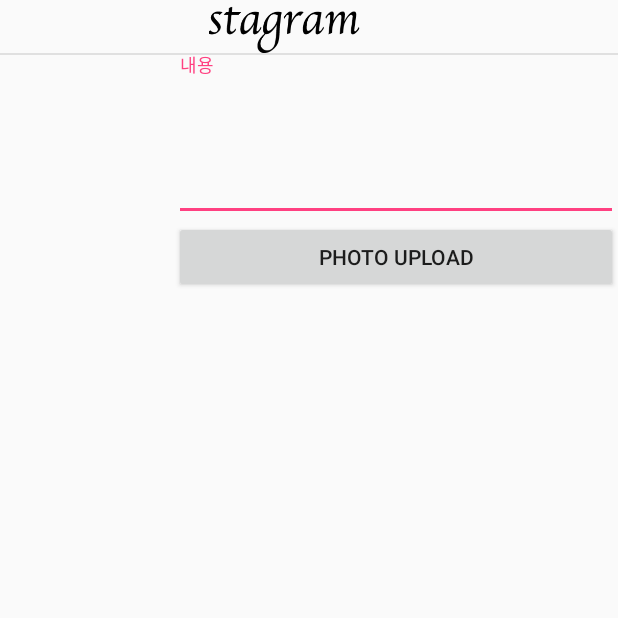
After one commit to ts3083/Stagram_f, an Android app: the AddPhotoActivity screen opened directly, with no data from a screen before it, on a phone screen of 412 x 824 dp, the top half of it. The commit adds this screen. Run offline under Robolectric (Android 15) with nearby library versions, the phone set to English and light mode, and no system bars.

Commit message:
사진 업로드 페이지 UI 완성

```diff
--- a/app/build.gradle
+++ b/app/build.gradle
@@ -41,9 +41,10 @@ dependencies {
     implementation 'androidx.appcompat:appcompat:1.4.1'
     implementation 'com.google.android.material:material:1.5.0'
     implementation 'androidx.constraintlayout:constraintlayout:2.1.3'
-    implementation 'com.google.firebase:firebase-auth:19.2.0'
-    implementation 'com.google.android.gms:play-services-auth:20.0.1'
-    testImplementation 'junit:junit:4.+'
+    implementation 'com.google.firebase:firebase-auth:21.0.1'
+    implementation 'com.google.firebase:firebase-storage:20.0.0'
+    implementation 'com.google.android.gms:play-services-auth:20.1.0'
+    testImplementation 'junit:junit:'
     androidTestImplementation 'androidx.test.ext:junit:1.1.3'
     androidTestImplementation 'androidx.test.espresso:espresso-core:3.4.0'
     implementation 'com.facebook.android:facebook-android-sdk:[4,5)'
--- a/app/src/main/AndroidManifest.xml
+++ b/app/src/main/AndroidManifest.xml
@@ -2,7 +2,7 @@
 <manifest xmlns:android="http://schemas.android.com/apk/res/android"
     package="com.example.stagram">
 
-    <uses-permission android:name="android.permission.INTERNET"/>
+    <uses-permission android:name="android.permission.INTERNET" />
 
     <application
         android:allowBackup="true"
@@ -11,6 +11,9 @@
         android:roundIcon="@mipmap/ic_launcher_round"
         android:supportsRtl="true"
         android:theme="@style/AppTheme">
+        <activity
+            android:name=".navigation.AddPhotoActivity"
+            android:exported="false" />
         <activity
             android:name=".SignupActivity"
             android:exported="false" />
@@ -25,21 +28,25 @@
         </activity>
         <activity
             android:name=".MainActivity"
-            android:exported="true"></activity>
+            android:exported="true" />
 
-        <meta-data android:name="com.facebook.sdk.ApplicationId"
-            android:value="@string/facebook_app_id"/>
+        <meta-data
+            android:name="com.facebook.sdk.ApplicationId"
+            android:value="@string/facebook_app_id" />
+
         <activity
             android:name="com.facebook.FacebookActivity"
-            android:configChanges= "keyboard|keyboardHidden|screenLayout|screenSize|orientation"
+            android:configChanges="keyboard|keyboardHidden|screenLayout|screenSize|orientation"
             android:label="@string/app_name" />
         <activity
             android:name="com.facebook.CustomTabActivity"
             android:exported="true">
             <intent-filter>
                 <action android:name="android.intent.action.VIEW" />
+
                 <category android:name="android.intent.category.DEFAULT" />
                 <category android:name="android.intent.category.BROWSABLE" />
+
                 <data android:scheme="@string/fb_login_protocol_scheme" />
             </intent-filter>
         </activity>
--- a/app/src/main/java/com/example/stagram/MainActivity.kt
+++ b/app/src/main/java/com/example/stagram/MainActivity.kt
@@ -16,6 +16,7 @@ class MainActivity : AppCompatActivity() {
 
     override fun onCreate(savedInstanceState: Bundle?) {
         super.onCreate(savedInstanceState)
+        // xml에 씌여져있는 view의 정의를 실제 view 객체로 만드는 역할
         binding = ActivityMainBinding.inflate(layoutInflater)
         setContentView(binding.root)
 
--- /dev/null
+++ b/app/src/main/java/com/example/stagram/navigation/AddPhotoActivity.kt
@@ -0,0 +1,12 @@
+package com.example.stagram.navigation
+
+import androidx.appcompat.app.AppCompatActivity
+import android.os.Bundle
+import com.example.stagram.R
+
+class AddPhotoActivity : AppCompatActivity() {
+    override fun onCreate(savedInstanceState: Bundle?) {
+        super.onCreate(savedInstanceState)
+        setContentView(R.layout.activity_add_photo)
+    }
+}
--- /dev/null
+++ b/app/src/main/res/layout/activity_add_photo.xml
@@ -0,0 +1,54 @@
+<?xml version="1.0" encoding="utf-8"?>
+<RelativeLayout
+    xmlns:android="http://schemas.android.com/apk/res/android"
+    xmlns:app="http://schemas.android.com/apk/res-auto"
+    xmlns:tools="http://schemas.android.com/tools"
+    android:layout_width="match_parent"
+    android:layout_height="match_parent"
+    tools:context=".navigation.AddPhotoActivity">
+    <androidx.appcompat.widget.Toolbar
+        android:id="@+id/my_toolbar"
+        android:layout_width="match_parent"
+        android:layout_height="35dp">
+        <ImageView
+            android:layout_width="wrap_content"
+            android:layout_height="match_parent"
+            android:layout_marginStart="45dp"
+            android:src="@drawable/logo_title"/>
+    </androidx.appcompat.widget.Toolbar>
+    <LinearLayout
+        android:id="@+id/toolbar_division"
+        android:background="@color/colorDivision"
+        android:layout_width="match_parent"
+        android:layout_height="1dp"
+        android:layout_below="@id/my_toolbar"
+        android:orientation="horizontal">
+    </LinearLayout>
+    <ImageView
+        android:id="@+id/addphoto_image"
+        android:layout_margin="8dp"
+        android:layout_below="@id/toolbar_division"
+        android:layout_width="100dp"
+        android:layout_height="100dp"/>
+    <com.google.android.material.textfield.TextInputLayout
+        android:id="@+id/editText"
+        android:layout_below="@+id/toolbar_division"
+        android:layout_toEndOf="@+id/addphoto_image"
+        android:layout_width="match_parent"
+        android:layout_height="wrap_content">
+        <EditText
+            android:id="@+id/addphoto_edit_explain"
+            android:hint="@string/hint_image_content"
+            android:gravity="top"
+            android:layout_width="match_parent"
+            android:layout_height="100dp"/>
+    </com.google.android.material.textfield.TextInputLayout>
+    <Button
+        android:id="@+id/addphoto_btn_upload"
+        android:text="@string/photo_upload"
+        android:layout_toEndOf="@+id/addphoto_image"
+        android:layout_below="@+id/editText"
+        android:layout_width="match_parent"
+        android:layout_height="wrap_content"/>
+
+</RelativeLayout>
--- a/app/src/main/res/values/strings.xml
+++ b/app/src/main/res/values/strings.xml
@@ -58,6 +58,7 @@
 
     <!-- Toolbar -->
     <string name="back">Back</string>
+    <string name="photo_upload">Photo Upload</string>
 
     <!-- etc -->
     <item name="visible" type="id" />
```
